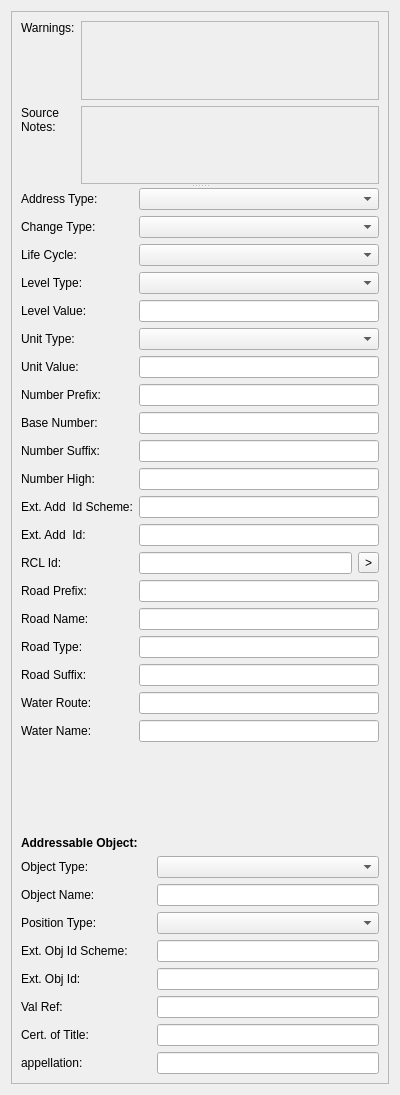
linz/QGIS-AIMS-Plugin, file AimsUI/AimsClient/Gui/Ui_QueueEditorWidget.ui: the form before one commit.
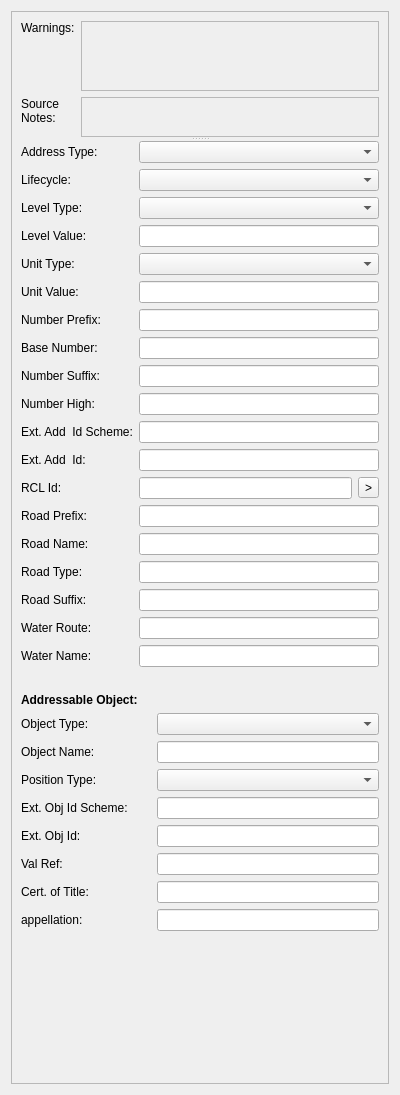
The form after the commit.

```diff
--- a/AimsUI/AimsClient/Gui/Ui_QueueEditorWidget.ui
+++ b/AimsUI/AimsClient/Gui/Ui_QueueEditorWidget.ui
@@ -23,9 +23,9 @@
       <property name="geometry">
        <rect>
         <x>0</x>
-        <y>-83</y>
+        <y>0</y>
         <width>364</width>
-        <height>1158</height>
+        <height>1093</height>
        </rect>
       </property>
       <layout class="QVBoxLayout" name="verticalLayout_2">
@@ -67,35 +67,6 @@
              </property>
             </widget>
            </item>
-           <item row="1" column="1">
-            <widget class="QScrollArea" name="scrollArea_4">
-             <property name="widgetResizable">
-              <bool>true</bool>
-             </property>
-             <widget class="QWidget" name="scrollAreaWidgetContents_7">
-              <property name="geometry">
-               <rect>
-                <x>0</x>
-                <y>0</y>
-                <width>269</width>
-                <height>76</height>
-               </rect>
-              </property>
-              <layout class="QVBoxLayout" name="verticalLayout_7">
-               <item>
-                <widget class="QLabel" name="uNotes">
-                 <property name="text">
-                  <string/>
-                 </property>
-                 <property name="wordWrap">
-                  <bool>true</bool>
-                 </property>
-                </widget>
-               </item>
-              </layout>
-             </widget>
-            </widget>
-           </item>
            <item row="0" column="0">
             <widget class="QLabel" name="label">
              <property name="sizePolicy">
@@ -153,11 +124,52 @@
              </widget>
             </widget>
            </item>
+           <item row="1" column="1">
+            <widget class="QScrollArea" name="scrollArea_4">
+             <property name="sizePolicy">
+              <sizepolicy hsizetype="Expanding" vsizetype="Maximum">
+               <horstretch>0</horstretch>
+               <verstretch>0</verstretch>
+              </sizepolicy>
+             </property>
+             <property name="maximumSize">
+              <size>
+               <width>16777215</width>
+               <height>40</height>
+              </size>
+             </property>
+             <property name="widgetResizable">
+              <bool>true</bool>
+             </property>
+             <widget class="QWidget" name="scrollAreaWidgetContents_7">
+              <property name="geometry">
+               <rect>
+                <x>0</x>
+                <y>0</y>
+                <width>269</width>
+                <height>38</height>
+               </rect>
+              </property>
+              <layout class="QVBoxLayout" name="verticalLayout_7">
+               <item>
+                <widget class="QLabel" name="uNotes">
+                 <property name="text">
+                  <string/>
+                 </property>
+                 <property name="wordWrap">
+                  <bool>true</bool>
+                 </property>
+                </widget>
+               </item>
+              </layout>
+             </widget>
+            </widget>
+           </item>
           </layout>
          </widget>
          <widget class="QWidget" name="gridLayoutWidget_8">
           <layout class="QGridLayout" name="gridLayout_15">
-           <item row="7" column="1">
+           <item row="6" column="1">
             <widget class="QLineEdit" name="uPrefix">
              <property name="minimumSize">
               <size>
@@ -170,7 +182,7 @@
              </property>
             </widget>
            </item>
-           <item row="9" column="1">
+           <item row="8" column="1">
             <widget class="QLineEdit" name="uAlpha">
              <property name="minimumSize">
               <size>
@@ -183,21 +195,21 @@
              </property>
             </widget>
            </item>
-           <item row="14" column="1">
+           <item row="13" column="1">
             <widget class="QLineEdit" name="uRoadPrefix">
              <property name="text">
               <string/>
              </property>
             </widget>
            </item>
-           <item row="17" column="1">
+           <item row="16" column="1">
             <widget class="QLineEdit" name="uRoadSuffix">
              <property name="text">
               <string/>
              </property>
             </widget>
            </item>
-           <item row="4" column="1">
+           <item row="3" column="1">
             <widget class="QLineEdit" name="uLevelValue">
              <property name="minimumSize">
               <size>
@@ -210,21 +222,34 @@
              </property>
             </widget>
            </item>
-           <item row="10" column="0">
+           <item row="9" column="0">
             <widget class="QLabel" name="label_102">
              <property name="text">
               <string>Number High:</string>
              </property>
             </widget>
            </item>
-           <item row="4" column="0">
+           <item row="3" column="0">
             <widget class="QLabel" name="label_114">
              <property name="text">
               <string>Level Value:</string>
              </property>
             </widget>
            </item>
-           <item row="10" column="1">
+           <item row="7" column="1">
+            <widget class="QLineEdit" name="uBase">
+             <property name="minimumSize">
+              <size>
+               <width>0</width>
+               <height>0</height>
+              </size>
+             </property>
+             <property name="text">
+              <string/>
+             </property>
+            </widget>
+           </item>
+           <item row="9" column="1">
             <widget class="QLineEdit" name="uHigh">
              <property name="minimumSize">
               <size>
@@ -237,14 +262,14 @@
              </property>
             </widget>
            </item>
-           <item row="16" column="0">
+           <item row="15" column="0">
             <widget class="QLabel" name="label_103">
              <property name="text">
               <string>Road Type:</string>
              </property>
             </widget>
            </item>
-           <item row="18" column="1">
+           <item row="17" column="1">
             <widget class="QLineEdit" name="uWaterName">
              <property name="text">
               <string/>
@@ -264,17 +289,17 @@
              </property>
             </widget>
            </item>
-           <item row="8" column="0">
+           <item row="7" column="0">
             <widget class="QLabel" name="label_116">
              <property name="text">
               <string>Base Number:</string>
              </property>
             </widget>
            </item>
-           <item row="3" column="1">
+           <item row="2" column="1">
             <widget class="QComboBox" name="uLevelType"/>
            </item>
-           <item row="6" column="0">
+           <item row="5" column="0">
             <widget class="QLabel" name="label_107">
              <property name="maximumSize">
               <size>
@@ -287,43 +312,30 @@
              </property>
             </widget>
            </item>
-           <item row="6" column="1">
-            <widget class="QLineEdit" name="uUnit">
-             <property name="minimumSize">
-              <size>
-               <width>0</width>
-               <height>0</height>
-              </size>
-             </property>
-             <property name="text">
-              <string/>
-             </property>
-            </widget>
-           </item>
            <item row="5" column="1">
+            <widget class="QLineEdit" name="uUnit">
+             <property name="minimumSize">
+              <size>
+               <width>0</width>
+               <height>0</height>
+              </size>
+             </property>
+             <property name="text">
+              <string/>
+             </property>
+            </widget>
+           </item>
+           <item row="4" column="1">
             <widget class="QComboBox" name="uUnitType"/>
            </item>
-           <item row="15" column="1">
+           <item row="14" column="1">
             <widget class="QLineEdit" name="uRoadName">
              <property name="text">
               <string/>
              </property>
             </widget>
            </item>
-           <item row="2" column="0">
-            <widget class="QLabel" name="label_106">
-             <property name="maximumSize">
-              <size>
-               <width>175</width>
-               <height>16777215</height>
-              </size>
-             </property>
-             <property name="text">
-              <string>Life Cycle:</string>
-             </property>
-            </widget>
-           </item>
-           <item row="14" column="0">
+           <item row="13" column="0">
             <widget class="QLabel" name="label_108">
              <property name="maximumSize">
               <size>
@@ -336,45 +348,42 @@
              </property>
             </widget>
            </item>
-           <item row="9" column="0">
+           <item row="8" column="0">
             <widget class="QLabel" name="label_109">
              <property name="text">
               <string>Number Suffix:</string>
              </property>
             </widget>
            </item>
-           <item row="17" column="0">
+           <item row="16" column="0">
             <widget class="QLabel" name="label_110">
              <property name="text">
               <string>Road Suffix:</string>
              </property>
             </widget>
            </item>
-           <item row="13" column="0">
+           <item row="12" column="0">
             <widget class="QLabel" name="label_111">
              <property name="text">
               <string>RCL Id:</string>
              </property>
             </widget>
            </item>
-           <item row="7" column="0">
+           <item row="6" column="0">
             <widget class="QLabel" name="label_112">
              <property name="text">
               <string>Number Prefix:</string>
              </property>
             </widget>
            </item>
-           <item row="3" column="0">
+           <item row="2" column="0">
             <widget class="QLabel" name="label_113">
              <property name="text">
               <string>Level Type:</string>
              </property>
             </widget>
            </item>
-           <item row="2" column="1">
-            <widget class="QComboBox" name="ulifeCycle"/>
-           </item>
-           <item row="15" column="0">
+           <item row="14" column="0">
             <widget class="QLabel" name="label_115">
              <property name="maximumSize">
               <size>
@@ -387,7 +396,7 @@
              </property>
             </widget>
            </item>
-           <item row="5" column="0">
+           <item row="4" column="0">
             <widget class="QLabel" name="label_117">
              <property name="maximumSize">
               <size>
@@ -400,58 +409,35 @@
              </property>
             </widget>
            </item>
-           <item row="8" column="1">
-            <widget class="QLineEdit" name="uBase">
-             <property name="minimumSize">
-              <size>
-               <width>0</width>
-               <height>0</height>
-              </size>
-             </property>
-             <property name="text">
-              <string/>
-             </property>
-            </widget>
-           </item>
-           <item row="18" column="0">
+           <item row="17" column="0">
             <widget class="QLabel" name="label_118">
              <property name="text">
               <string>Water Route:</string>
              </property>
             </widget>
            </item>
-           <item row="19" column="0">
+           <item row="18" column="0">
             <widget class="QLabel" name="label_119">
              <property name="text">
               <string>Water Name:</string>
              </property>
             </widget>
            </item>
-           <item row="20" column="0">
+           <item row="19" column="0">
             <widget class="QLabel" name="label_120">
              <property name="text">
               <string/>
              </property>
             </widget>
            </item>
-           <item row="1" column="0">
-            <widget class="QLabel" name="label_104">
-             <property name="maximumSize">
-              <size>
-               <width>175</width>
-               <height>16777215</height>
-              </size>
-             </property>
-             <property name="text">
-              <string>Change Type:</string>
-             </property>
-            </widget>
-           </item>
            <item row="0" column="1">
             <widget class="QComboBox" name="uAddressType"/>
            </item>
-           <item row="13" column="1">
+           <item row="12" column="1">
             <layout class="QHBoxLayout" name="horizontalLayout">
+             <property name="sizeConstraint">
+              <enum>QLayout::SetDefaultConstraint</enum>
+             </property>
              <item>
               <widget class="QLineEdit" name="uRclId"/>
              </item>
@@ -464,47 +450,54 @@
              </item>
             </layout>
            </item>
-           <item row="1" column="1">
-            <widget class="QComboBox" name="uChangeType"/>
-           </item>
-           <item row="12" column="1">
+           <item row="11" column="1">
             <widget class="QLineEdit" name="uExternalAddId"/>
            </item>
-           <item row="11" column="0">
+           <item row="10" column="0">
             <widget class="QLabel" name="label_2">
              <property name="text">
               <string>Ext. Add  Id Scheme:</string>
              </property>
             </widget>
            </item>
-           <item row="11" column="1">
+           <item row="10" column="1">
             <widget class="QLineEdit" name="uExternalIdScheme">
              <property name="text">
               <string/>
              </property>
             </widget>
            </item>
-           <item row="12" column="0">
+           <item row="11" column="0">
             <widget class="QLabel" name="label_3">
              <property name="text">
               <string>Ext. Add  Id:</string>
              </property>
             </widget>
            </item>
-           <item row="16" column="1">
+           <item row="15" column="1">
             <widget class="QLineEdit" name="uRoadTypeName">
              <property name="text">
               <string/>
              </property>
             </widget>
            </item>
-           <item row="19" column="1">
+           <item row="18" column="1">
             <widget class="QLineEdit" name="uWaterRouteName">
              <property name="text">
               <string/>
              </property>
             </widget>
            </item>
+           <item row="1" column="1">
+            <widget class="QComboBox" name="ulifeCycle"/>
+           </item>
+           <item row="1" column="0">
+            <widget class="QLabel" name="label_4">
+             <property name="text">
+              <string>Lifecycle:</string>
+             </property>
+            </widget>
+           </item>
           </layout>
          </widget>
         </widget>
@@ -632,6 +625,19 @@
          </item>
         </layout>
        </item>
+       <item>
+        <spacer name="verticalSpacer">
+         <property name="orientation">
+          <enum>Qt::Vertical</enum>
+         </property>
+         <property name="sizeHint" stdset="0">
+          <size>
+           <width>20</width>
+           <height>40</height>
+          </size>
+         </property>
+        </spacer>
+       </item>
       </layout>
      </widget>
     </widget>
```
